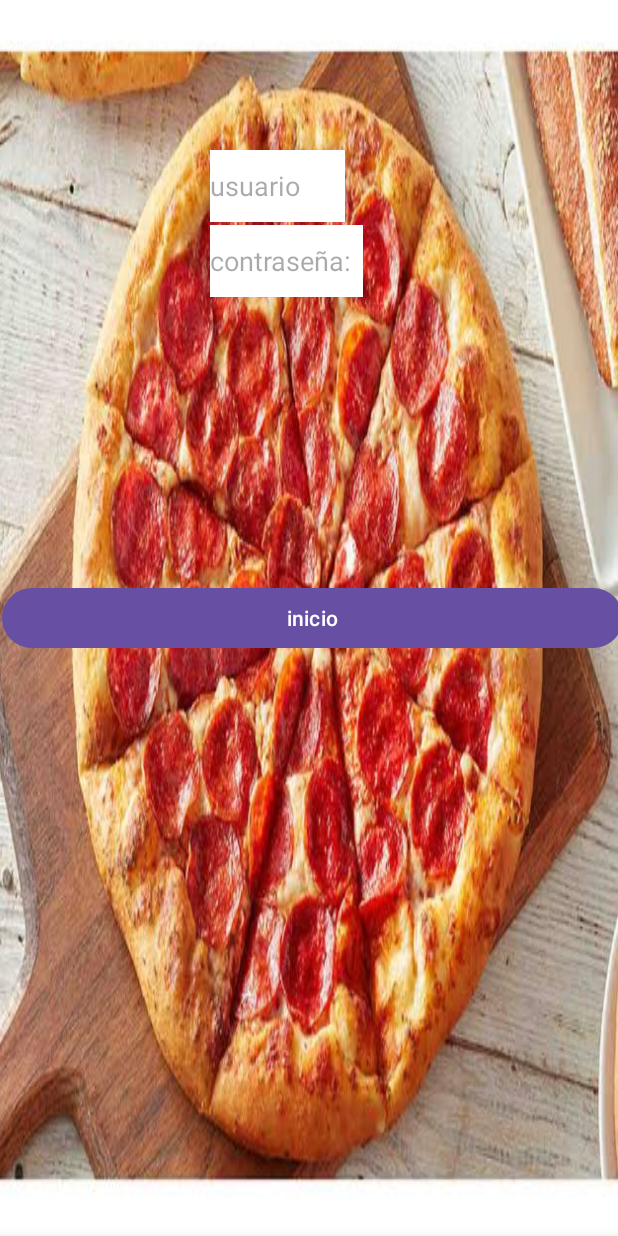
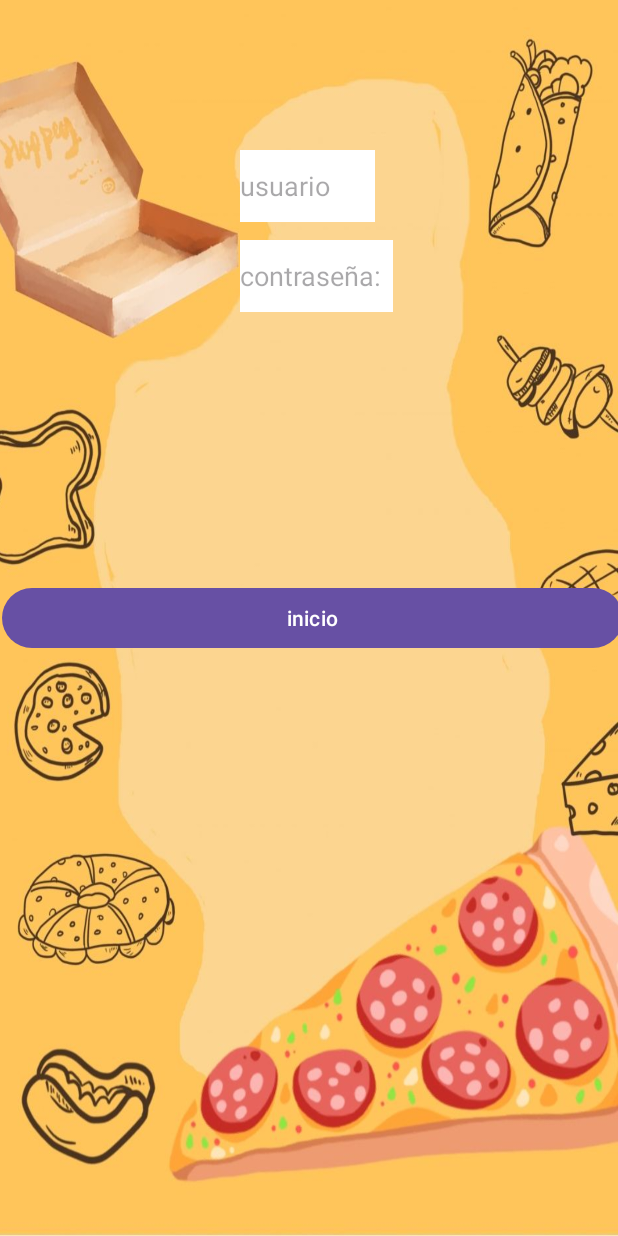
Before and after one commit to garridopzk/pizzeria, an Android app: the screen it shows after launch (MainActivity), on a phone screen of 412 x 824 dp. Run offline under Robolectric (Android 15) with nearby library versions, the phone set to English and light mode, and no system bars.

Commit message:
pizzeria segundo commit terminado

```diff
--- a/app/src/main/res/layout/activity_main.xml
+++ b/app/src/main/res/layout/activity_main.xml
@@ -13,7 +13,7 @@
         android:layout_marginStart="-9dp"
         android:layout_marginEnd="0dp"
         android:layout_marginBottom="0dp"
-        android:background="@drawable/pizza"
+        android:background="@drawable/menudepizzas"
         android:gravity="center"
         android:orientation="vertical"
         tools:ignore="MissingContraints">
@@ -33,7 +33,7 @@
         android:layout_width="90dp"
         android:layout_height="48dp"
         android:layout_marginTop="100dp"
-        android:layout_marginStart="140dp"
+        android:layout_marginStart="160dp"
         android:textColor="@color/design_default_color_on_primary"
         android:hint="usuario"
         android:background="@color/white"
@@ -45,8 +45,8 @@
         android:id="@+id/contraseña"
         android:layout_width="102dp"
         android:layout_height="48dp"
-        android:layout_marginTop="150dp"
-        android:layout_marginStart="140dp"
+        android:layout_marginTop="160dp"
+        android:layout_marginStart="160dp"
         android:textColor="@color/design_default_color_on_primary"
         android:hint="contraseña:"
         android:background="@color/white"
--- a/app/src/main/res/layout/activity_main2.xml
+++ b/app/src/main/res/layout/activity_main2.xml
@@ -51,7 +51,7 @@
         android:layout_height="120dp"
         android:layout_marginTop="500dp"
         android:layout_marginStart="120dp"
-        android:background="@drawable/refrescos" />
+        android:background="@drawable/refrescos8" />
 
 
 
--- a/app/src/main/res/layout/activity_main4.xml
+++ b/app/src/main/res/layout/activity_main4.xml
@@ -39,13 +39,13 @@
         android:layout_height="120dp"
         android:layout_marginStart="100dp"
         android:layout_marginTop="300dp"
-        android:background="@drawable/delvalle"/>
+        android:background="@drawable/Sprite"/>
     <TextView
         android:layout_width="wrap_content"
         android:layout_height="wrap_content"
         android:layout_marginStart="210dp"
         android:layout_marginTop="320dp"
-        android:text=" Del valle $18"/>
+        android:text="Sprite $18"/>
 
     <EditText
         android:layout_width="wrap_content"
```
Also changed, not shown: app/src/main/res/drawable/Sprite.png (added), app/src/main/res/drawable/menudepizzas.png (added), app/src/main/res/drawable/refrescos8.png (added).
